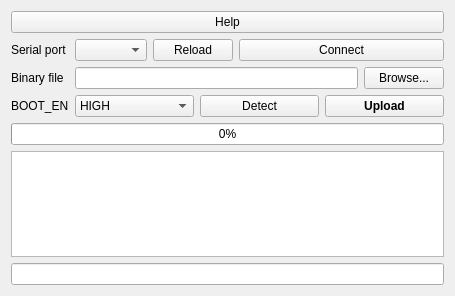
The window that mainwindow.ui (rasgo-cc/Gecko-Loader) describes before a commit, drawn with Qt 5.
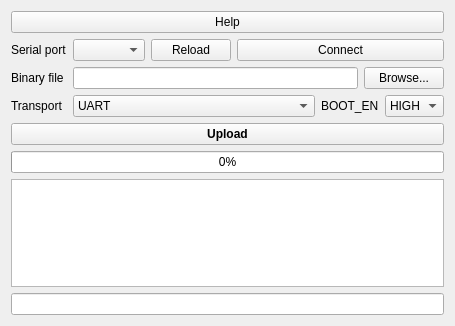
The same window after the commit.

The edit to the form file:
```diff
--- a/mainwindow.ui
+++ b/mainwindow.ui
@@ -7,7 +7,7 @@
     <x>0</x>
     <y>0</y>
     <width>455</width>
-    <height>296</height>
+    <height>326</height>
    </rect>
   </property>
   <property name="windowTitle">
@@ -16,16 +16,12 @@
   <widget class="QWidget" name="centralWidget">
    <layout class="QVBoxLayout" name="verticalLayout">
     <item>
-     <layout class="QHBoxLayout" name="horizontalLayout_4">
-      <item>
        <widget class="QPushButton" name="buttonHelp">
         <property name="text">
          <string>Help</string>
         </property>
        </widget>
       </item>
-     </layout>
-    </item>
     <item>
      <layout class="QFormLayout" name="formLayout">
       <item row="0" column="0">
@@ -88,16 +84,49 @@
        </layout>
       </item>
       <item row="2" column="0">
-       <widget class="QLabel" name="label_3">
+       <widget class="QLabel" name="label_4">
         <property name="text">
-         <string>BOOT_EN</string>
+         <string>Transport</string>
         </property>
        </widget>
       </item>
       <item row="2" column="1">
        <layout class="QHBoxLayout" name="horizontalLayout_3">
+        <item>
+         <widget class="QComboBox" name="comboTransport">
+          <property name="sizePolicy">
+           <sizepolicy hsizetype="Expanding" vsizetype="Fixed">
+            <horstretch>0</horstretch>
+            <verstretch>0</verstretch>
+           </sizepolicy>
+          </property>
+          <item>
+           <property name="text">
+            <string>UART</string>
+           </property>
+          </item>
+          <item>
+           <property name="text">
+            <string>USB</string>
+           </property>
+          </item>
+         </widget>
+        </item>
+        <item>
+         <widget class="QLabel" name="labelBootEn">
+          <property name="text">
+           <string>BOOT_EN</string>
+          </property>
+         </widget>
+        </item>
         <item>
          <widget class="QComboBox" name="comboBootEnPol">
+          <property name="sizePolicy">
+           <sizepolicy hsizetype="Fixed" vsizetype="Fixed">
+            <horstretch>0</horstretch>
+            <verstretch>0</verstretch>
+           </sizepolicy>
+          </property>
           <item>
            <property name="text">
             <string>HIGH</string>
@@ -110,12 +139,9 @@
           </item>
          </widget>
         </item>
-        <item>
-         <widget class="QPushButton" name="buttonDetect">
-          <property name="text">
-           <string>Detect</string>
-          </property>
-         </widget>
+       </layout>
+      </item>
+     </layout>
         </item>
         <item>
          <widget class="QPushButton" name="buttonUpload">
@@ -130,10 +156,6 @@
           </property>
          </widget>
         </item>
-       </layout>
-      </item>
-     </layout>
-    </item>
     <item>
      <widget class="QProgressBar" name="progressBar">
       <property name="value">
@@ -150,8 +172,10 @@
    </layout>
    <zorder>textLog</zorder>
    <zorder>lineASCII</zorder>
-   <zorder></zorder>
    <zorder>progressBar</zorder>
+   <zorder>buttonUpload</zorder>
+   <zorder>comboBootEnPol</zorder>
+   <zorder>buttonHelp</zorder>
   </widget>
  </widget>
  <layoutdefault spacing="6" margin="11"/>
```
Lines whose indentation alone changed are shown as unchanged.
